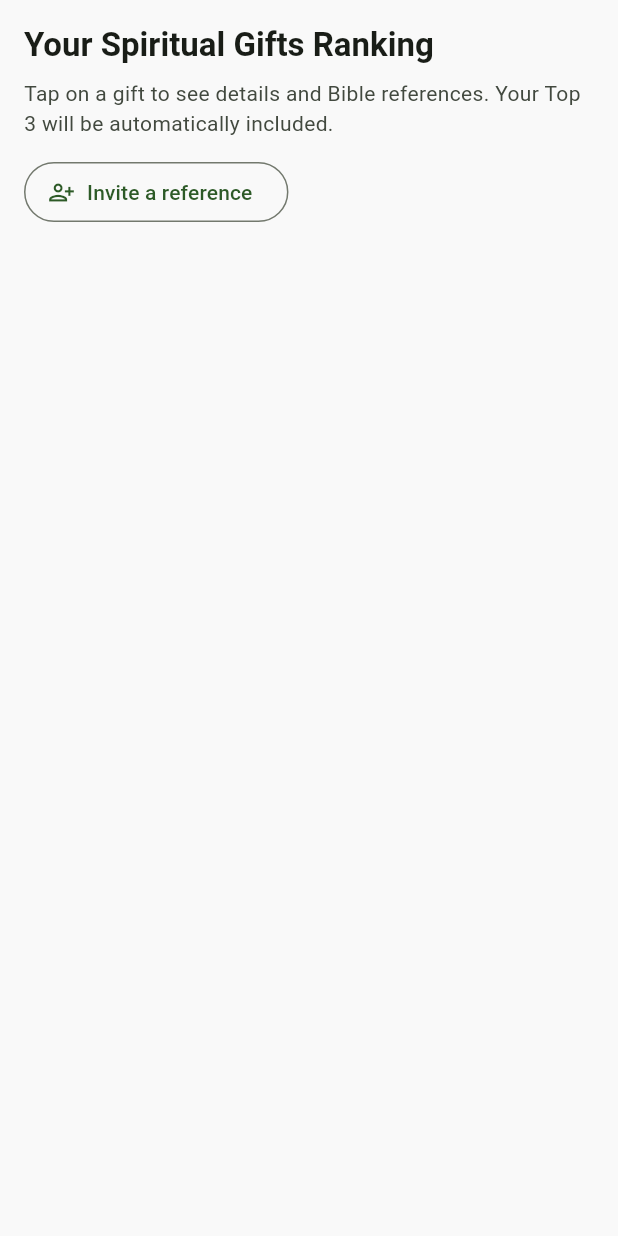
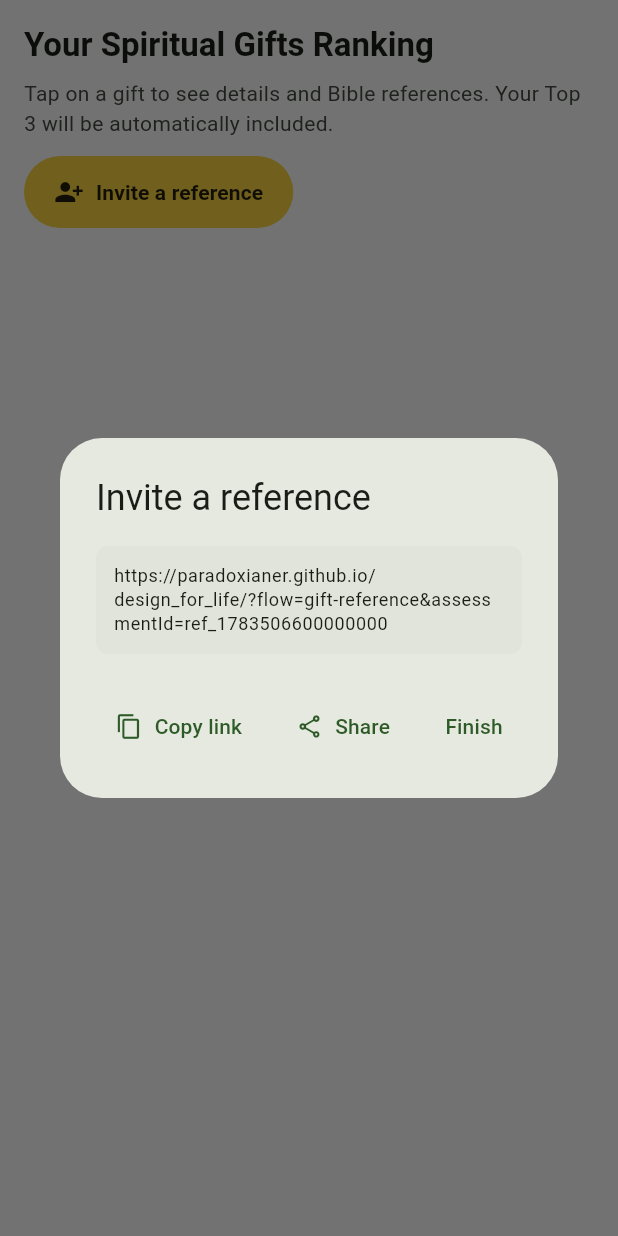
Before and after one commit to Paradoxianer/design_for_life, a Flutter app: the SpiritualGiftsResult widget shown alone on an empty page, opened directly, after a tap on "Invite a reference", on a phone screen of 412 x 824 dp. Run offline on Flutter 3.47's test engine with Material 3 defaults, Android fonts, the phone set to English and light mode, and no system bars; our stand-ins replace app_links, equatable, flutter_bloc, go_router, google_fonts, hydrated_bloc and 5 more; missing offline and left inert: graphview.

Commit message:
refactor: module filter instead of locking; https links; punchier invite CTA
Per feedback after testing in Chrome:

- Dropped the "locking" model entirely (removed DflSession.locked /
  TimelineConfigSession.locked). Renamed TimelineUnlockBloc to
  TimelineModuleFilterBloc: a deep link's modules= list now restricts the
  timeline to *only* those sessions - everything else is simply absent, not
  shown as a locked placeholder. The point of a stripped-down DFL is that
  people don't need to know what else they could have filled out. Each new
  link fully replaces the previous restriction rather than merging with it.
  DeepLinkAction's UnlockModulesAction is renamed ShowOnlyModulesAction to
  match.
- DeepLinkService.parse() now also accepts http/https (not just dfl://):
  on Flutter Web, app_links reports the page's own URL rather than an OS
  deep-link event, so this is what makes the whole flow testable in a
  browser at all - confirmed working via manual Chrome testing.
- Gift-reference invite/result links now build on
  DeepLinkService.webLinkBase (https://paradoxianer.github.io/design_for_life/,
  the already-existing GitHub Pages build deployed by
  .github/workflows/deploy.yml on every push to main) instead of dfl://,
  since there's no native app-store presence yet - works from any browser,
  no install required.
- "Referenz einladen" button restyled as a filled, tertiary-colored CTA
  (was an easy-to-miss OutlinedButton) so it doesn't read as an afterthought.
- Gift-reference screens now show the generated link as selectable text
  with an explicit copy action, rather than relying solely on the native
  share sheet (which isn't reliably testable on desktop web).

```diff
--- a/lib/core/services/deep_link_service.dart
+++ b/lib/core/services/deep_link_service.dart
@@ -2,22 +2,25 @@ import 'dart:async';
 
 import 'package:app_links/app_links.dart';
 
-/// Parsed representation of a supported deep link (#49): either unlocking
-/// timeline modules, or one of the two "Gaben-Referenz" invite/import
-/// actions (#42).
+/// Parsed representation of a supported deep link (#49): either restricting
+/// the visible timeline modules, or one of the two "Gaben-Referenz"
+/// invite/import actions (#42).
 sealed class DeepLinkAction {
   const DeepLinkAction();
 }
 
-/// `dfl://open?modules=session_1,session_3&date=2026-08-01&location=...`
-/// Unlocks the given timeline session IDs and optionally carries event
-/// metadata to show in the timeline header.
-class UnlockModulesAction extends DeepLinkAction {
+/// `?modules=session_1,session_3&date=2026-08-01&location=...` - restricts
+/// the timeline to only the given session IDs (a stripped-down DFL for a
+/// shortened format), replacing any previous restriction. Not a "locking"
+/// mechanism: sessions outside the list aren't shown at all, not shown as
+/// locked placeholders - people shouldn't need to know what else exists.
+/// Also optionally carries event metadata to show in the timeline header.
+class ShowOnlyModulesAction extends DeepLinkAction {
   final List<String> sessionIds;
   final String? eventDate;
   final String? eventLocation;
 
-  const UnlockModulesAction(
+  const ShowOnlyModulesAction(
     this.sessionIds, {
     this.eventDate,
     this.eventLocation,
@@ -47,12 +50,15 @@ class GiftReferenceResultAction extends DeepLinkAction {
 
 /// Listens for incoming `dfl://` links and turns them into [DeepLinkAction]s.
 ///
-/// Only the custom URI scheme is wired up so far. A `https://paradoxianer
-/// .github.io/design_for_life/...` mirror (real Universal/App Links) needs a
-/// real Android applicationId + release-keystore SHA256 fingerprint and a
-/// real iOS bundle id + Apple Team ID first (both are still Flutter
-/// template placeholders, see #37) - once those exist, the same query
-/// format can be verified and parsed here too.
+/// `http`/`https` are also accepted (same query format): on Flutter Web,
+/// app_links reports the page's own URL (there is no OS-level dispatch to
+/// intercept, see app_links_web), so this is what makes the whole flow
+/// testable in a browser - just append e.g. `?modules=...` to the app's dev
+/// URL and reload. On Android/iOS this branch is currently unreachable in
+/// practice, since no `https://` intent-filter/associated domain is
+/// registered yet - that needs a real Android applicationId + release-
+/// keystore SHA256 fingerprint and a real iOS bundle id + Apple Team ID
+/// first (both are still Flutter template placeholders, see #37).
 class DeepLinkService {
   final AppLinks _appLinks;
   StreamSubscription<Uri>? _subscription;
@@ -78,8 +84,10 @@ class DeepLinkService {
     _subscription?.cancel();
   }
 
+  static const _supportedSchemes = {'dfl', 'http', 'https'};
+
   static DeepLinkAction? parse(Uri uri) {
-    if (uri.scheme != 'dfl') return null;
+    if (!_supportedSchemes.contains(uri.scheme)) return null;
 
     final params = uri.queryParameters;
     final flow = params['flow'];
@@ -109,10 +117,22 @@ class DeepLinkService {
         .toList();
     if (sessionIds.isEmpty) return null;
 
-    return UnlockModulesAction(
+    return ShowOnlyModulesAction(
       sessionIds,
       eventDate: params['date'],
       eventLocation: params['location'],
     );
   }
+
+  /// Standard link base while there's no native app-store presence yet
+  /// (#37): the GitHub Pages web build (auto-deployed on every push to
+  /// `main` via .github/workflows/deploy.yml) works everywhere - a browser,
+  /// no OS-level install or Universal Link verification needed. Swap this
+  /// for a `dfl://` (or a verified `https://`) base once native
+  /// distribution exists.
+  static const String webLinkBase = 'https://paradoxianer.github.io/design_for_life/';
+
+  static Uri buildWebLink(Map<String, String> queryParameters) {
+    return Uri.parse(webLinkBase).replace(queryParameters: queryParameters);
+  }
 }
--- a/lib/features/spiritual_gifts/services/gift_reference_link_service.dart
+++ b/lib/features/spiritual_gifts/services/gift_reference_link_service.dart
@@ -1,11 +1,16 @@
+import '../../../core/services/deep_link_service.dart';
 import '../models/gift_question.dart';
 
 /// Builds and parses the two deep links that make up the external
 /// "Referenz" (R) assessment flow (#42):
 ///
-/// - Invite: `dfl://open?flow=gift-reference&assessmentId=...`
-/// - Result: `dfl://open?flow=gift-reference-result&assessmentId=...
+/// - Invite: `?flow=gift-reference&assessmentId=...`
+/// - Result: `?flow=gift-reference-result&assessmentId=...
 ///   &answers=count:digits&label=...`
+///
+/// Both are currently built on DeepLinkService.webLinkBase (the GitHub
+/// Pages web build) rather than a `dfl://` link, since there's no native
+/// app-store presence yet - see that constant's doc comment.
 ///
 /// There is no backend (see #49's design notes), so the reviewer's answers
 /// have to travel entirely inside the result link itself. Answers are
@@ -19,11 +24,10 @@ class GiftReferenceLinkService {
   const GiftReferenceLinkService._();
 
   static String buildInviteLink(String assessmentId) {
-    return Uri(
-      scheme: 'dfl',
-      host: 'open',
-      queryParameters: {'flow': 'gift-reference', 'assessmentId': assessmentId},
-    ).toString();
+    return DeepLinkService.buildWebLink({
+      'flow': 'gift-reference',
+      'assessmentId': assessmentId,
+    }).toString();
   }
 
   static String buildResultLink({
@@ -32,16 +36,12 @@ class GiftReferenceLinkService {
     required Map<String, int> answers,
     String? label,
   }) {
-    return Uri(
-      scheme: 'dfl',
-      host: 'open',
-      queryParameters: {
-        'flow': 'gift-reference-result',
-        'assessmentId': assessmentId,
-        'answers': encodeAnswers(questionOrder, answers),
-        if (label != null && label.isNotEmpty) 'label': label,
-      },
-    ).toString();
+    return DeepLinkService.buildWebLink({
+      'flow': 'gift-reference-result',
+      'assessmentId': assessmentId,
+      'answers': encodeAnswers(questionOrder, answers),
+      if (label != null && label.isNotEmpty) 'label': label,
+    }).toString();
   }
 
   static String encodeAnswers(
--- a/lib/features/spiritual_gifts/widgets/spiritual_gifts_result.dart
+++ b/lib/features/spiritual_gifts/widgets/spiritual_gifts_result.dart
@@ -3,6 +3,7 @@ import 'package:flutter_bloc/flutter_bloc.dart';
 import 'package:share_plus/share_plus.dart';
 import 'package:design_for_life/l10n/generated/app_localizations.dart';
 import '../../../core/services/bible_reference_service.dart';
+import '../../../core/services/share_service.dart';
 import '../bloc/spiritual_gifts_bloc.dart';
 import '../models/spiritual_gift.dart';
 import '../services/gift_reference_link_service.dart';
@@ -23,7 +24,47 @@ class _SpiritualGiftsResultState extends State<SpiritualGiftsResult> {
     final l10n = AppLocalizations.of(context);
     final assessmentId = 'ref_${DateTime.now().microsecondsSinceEpoch}';
     final link = GiftReferenceLinkService.buildInviteLink(assessmentId);
-    Share.share(l10n.giftsReferenceInviteShareText(link));
+    final shareText = l10n.giftsReferenceInviteShareText(link);
+
+    // Als Dialog statt direkt Share.share(...), damit der Link auch sichtbar
+    // ist, wenn kein natives Share-Sheet zur Verfügung steht (z.B. beim
+    // Testen via "flutter run -d chrome") - Kopieren funktioniert überall.
+    showDialog<void>(
+      context: context,
+      builder: (dialogContext) => AlertDialog(
+        title: Text(l10n.giftsReferenceInviteButton),
+        content: Container(
+          padding: const EdgeInsets.all(12),
+          decoration: BoxDecoration(
+            color: Theme.of(dialogContext).colorScheme.surfaceContainerHighest,
+            borderRadius: BorderRadius.circular(8),
+          ),
+          child: SelectableText(link, style: Theme.of(dialogContext).textTheme.bodySmall),
+        ),
+        actions: [
+          TextButton.icon(
+            onPressed: () async {
+              await ShareService.copyToClipboard(shareText);
+              if (!dialogContext.mounted) return;
+              ScaffoldMessenger.of(
+                dialogContext,
+              ).showSnackBar(SnackBar(content: Text(l10n.giftsReferenceLinkCopied)));
+            },
+            icon: const Icon(Icons.copy_outlined, size: 18),
+            label: Text(l10n.giftsReferenceCopyLink),
+          ),
+          TextButton.icon(
+            onPressed: () => Share.share(shareText),
+            icon: const Icon(Icons.share_outlined, size: 18),
+            label: Text(l10n.share),
+          ),
+          TextButton(
+            onPressed: () => Navigator.of(dialogContext).pop(),
+            child: Text(l10n.finish),
+          ),
+        ],
+      ),
+    );
   }
 
   @override
@@ -53,10 +94,22 @@ class _SpiritualGiftsResultState extends State<SpiritualGiftsResult> {
                 style: theme.textTheme.bodyMedium?.copyWith(color: theme.colorScheme.onSurfaceVariant),
               ),
               const SizedBox(height: 12),
-              OutlinedButton.icon(
+              // Bewusst in der bereits etablierten "Highlight"-Akzentfarbe
+              // (tertiary/sunlightGold, sonst z.B. für Rang 1 verwendet)
+              // statt einem schlichten Outline-Button - diese Aktion soll
+              // auffallen, nicht wie eine Nebensache wirken.
+              FilledButton.icon(
                 onPressed: () => _inviteReference(context),
-                icon: const Icon(Icons.person_add_alt_1_outlined, size: 18),
-                label: Text(l10n.giftsReferenceInviteButton),
+                style: FilledButton.styleFrom(
+                  backgroundColor: theme.colorScheme.tertiary,
+                  foregroundColor: Colors.black87,
+                  padding: const EdgeInsets.symmetric(horizontal: 20, vertical: 14),
+                ),
+                icon: const Icon(Icons.person_add_alt_1, size: 20),
+                label: Text(
+                  l10n.giftsReferenceInviteButton,
+                  style: const TextStyle(fontWeight: FontWeight.bold),
+                ),
               ),
               if (hasReferences) ...[
                 const SizedBox(height: 16),
--- /dev/null
+++ b/lib/features/timeline/bloc/timeline_module_filter_bloc.dart
@@ -0,0 +1,42 @@
+import 'package:equatable/equatable.dart';
+import 'package:hydrated_bloc/hydrated_bloc.dart';
+
+part 'timeline_module_filter_event.dart';
+part 'timeline_module_filter_state.dart';
+
+/// Restricts the timeline to a subset of sessions, set via deep link (#49).
+///
+/// This is deliberately not a "locking" mechanism: there's no locked
+/// placeholder for hidden sessions, and no indication that other modules
+/// exist at all - the goal is a stripped-down DFL where people only ever
+/// see the modules they were actually assigned, e.g. for a shortened
+/// weekend format. Without such a link (allowedSessionIds == null), the
+/// full timeline shows as normal. Persisted so the restriction survives app
+/// restarts.
+class TimelineModuleFilterBloc
+    extends HydratedBloc<TimelineModuleFilterEvent, TimelineModuleFilterState> {
+  TimelineModuleFilterBloc() : super(const TimelineModuleFilterState()) {
+    on<SetAllowedModules>(_onSetAllowedModules);
+  }
+
+  void _onSetAllowedModules(
+    SetAllowedModules event,
+    Emitter<TimelineModuleFilterState> emit,
+  ) {
+    emit(
+      state.copyWith(
+        allowedSessionIds: event.sessionIds.toSet(),
+        eventDate: event.eventDate ?? state.eventDate,
+        eventLocation: event.eventLocation ?? state.eventLocation,
+      ),
+    );
+  }
+
+  @override
+  TimelineModuleFilterState? fromJson(Map<String, dynamic> json) =>
+      TimelineModuleFilterState.fromJson(json);
+
+  @override
+  Map<String, dynamic>? toJson(TimelineModuleFilterState state) =>
+      state.toJson();
+}
--- /dev/null
+++ b/lib/features/timeline/bloc/timeline_module_filter_event.dart
@@ -0,0 +1,26 @@
+part of 'timeline_module_filter_bloc.dart';
+
+abstract class TimelineModuleFilterEvent extends Equatable {
+  const TimelineModuleFilterEvent();
+
+  @override
+  List<Object?> get props => [];
+}
+
+/// Replaces the visible-modules restriction with exactly [sessionIds] -
+/// each new deep link fully replaces the previous list, it does not merge
+/// with it.
+class SetAllowedModules extends TimelineModuleFilterEvent {
+  final List<String> sessionIds;
+  final String? eventDate;
+  final String? eventLocation;
+
+  const SetAllowedModules(
+    this.sessionIds, {
+    this.eventDate,
+    this.eventLocation,
+  });
+
+  @override
+  List<Object?> get props => [sessionIds, eventDate, eventLocation];
+}
--- /dev/null
+++ b/lib/features/timeline/bloc/timeline_module_filter_state.dart
@@ -0,0 +1,47 @@
+part of 'timeline_module_filter_bloc.dart';
+
+class TimelineModuleFilterState extends Equatable {
+  /// Null means "no restriction" - the full timeline shows as normal. Once
+  /// set (via a deep link), only sessions whose id is in this set are shown.
+  final Set<String>? allowedSessionIds;
+  final String? eventDate;
+  final String? eventLocation;
+
+  const TimelineModuleFilterState({
+    this.allowedSessionIds,
+    this.eventDate,
+    this.eventLocation,
+  });
+
+  TimelineModuleFilterState copyWith({
+    Set<String>? allowedSessionIds,
+    String? eventDate,
+    String? eventLocation,
+  }) {
+    return TimelineModuleFilterState(
+      allowedSessionIds: allowedSessionIds ?? this.allowedSessionIds,
+      eventDate: eventDate ?? this.eventDate,
+      eventLocation: eventLocation ?? this.eventLocation,
+    );
+  }
+
+  Map<String, dynamic> toJson() {
+    return {
+      'allowedSessionIds': allowedSessionIds?.toList(),
+      'eventDate': eventDate,
+      'eventLocation': eventLocation,
+    };
+  }
+
+  factory TimelineModuleFilterState.fromJson(Map<String, dynamic> json) {
+    final rawAllowed = json['allowedSessionIds'] as List?;
+    return TimelineModuleFilterState(
+      allowedSessionIds: rawAllowed?.cast<String>().toSet(),
+      eventDate: json['eventDate'] as String?,
+      eventLocation: json['eventLocation'] as String?,
+    );
+  }
+
+  @override
+  List<Object?> get props => [allowedSessionIds, eventDate, eventLocation];
+}
--- a/lib/features/timeline/bloc/timeline_unlock_bloc.dart
+++ /dev/null
@@ -1,38 +0,0 @@
-import 'package:equatable/equatable.dart';
-import 'package:hydrated_bloc/hydrated_bloc.dart';
-
-part 'timeline_unlock_event.dart';
-part 'timeline_unlock_state.dart';
-
-/// Holds which locked timeline sessions have been unlocked via deep link
-/// (see #49), plus optional event metadata (date/location) carried by that
-/// link. Persisted so an unlock survives app restarts - the deep link is a
-/// one-time "ticket", not something the user has to re-open every time.
-class TimelineUnlockBloc
-    extends HydratedBloc<TimelineUnlockEvent, TimelineUnlockState> {
-  TimelineUnlockBloc() : super(const TimelineUnlockState()) {
-    on<UnlockTimelineSessions>(_onUnlockTimelineSessions);
-  }
-
-  void _onUnlockTimelineSessions(
-    UnlockTimelineSessions event,
-    Emitter<TimelineUnlockState> emit,
-  ) {
-    final unlocked = Set<String>.from(state.unlockedSessionIds)
-      ..addAll(event.sessionIds);
-    emit(
-      state.copyWith(
-        unlockedSessionIds: unlocked,
-        eventDate: event.eventDate ?? state.eventDate,
-        eventLocation: event.eventLocation ?? state.eventLocation,
-      ),
-    );
-  }
-
-  @override
-  TimelineUnlockState? fromJson(Map<String, dynamic> json) =>
-      TimelineUnlockState.fromJson(json);
-
-  @override
-  Map<String, dynamic>? toJson(TimelineUnlockState state) => state.toJson();
-}
--- a/lib/features/timeline/bloc/timeline_unlock_event.dart
+++ /dev/null
@@ -1,23 +0,0 @@
-part of 'timeline_unlock_bloc.dart';
-
-abstract class TimelineUnlockEvent extends Equatable {
-  const TimelineUnlockEvent();
-
-  @override
-  List<Object?> get props => [];
-}
-
-class UnlockTimelineSessions extends TimelineUnlockEvent {
-  final List<String> sessionIds;
-  final String? eventDate;
-  final String? eventLocation;
-
-  const UnlockTimelineSessions(
-    this.sessionIds, {
-    this.eventDate,
-    this.eventLocation,
-  });
-
-  @override
-  List<Object?> get props => [sessionIds, eventDate, eventLocation];
-}
--- a/lib/features/timeline/bloc/timeline_unlock_state.dart
+++ /dev/null
@@ -1,46 +0,0 @@
-part of 'timeline_unlock_bloc.dart';
-
-class TimelineUnlockState extends Equatable {
-  final Set<String> unlockedSessionIds;
-  final String? eventDate;
-  final String? eventLocation;
-
-  const TimelineUnlockState({
-    this.unlockedSessionIds = const {},
-    this.eventDate,
-    this.eventLocation,
-  });
-
-  TimelineUnlockState copyWith({
-    Set<String>? unlockedSessionIds,
-    String? eventDate,
-    String? eventLocation,
-  }) {
-    return TimelineUnlockState(
-      unlockedSessionIds: unlockedSessionIds ?? this.unlockedSessionIds,
-      eventDate: eventDate ?? this.eventDate,
-      eventLocation: eventLocation ?? this.eventLocation,
-    );
-  }
-
-  Map<String, dynamic> toJson() {
-    return {
-      'unlockedSessionIds': unlockedSessionIds.toList(),
-      'eventDate': eventDate,
-      'eventLocation': eventLocation,
-    };
-  }
-
-  factory TimelineUnlockState.fromJson(Map<String, dynamic> json) {
-    return TimelineUnlockState(
-      unlockedSessionIds: ((json['unlockedSessionIds'] as List?) ?? const [])
-          .cast<String>()
-          .toSet(),
-      eventDate: json['eventDate'] as String?,
-      eventLocation: json['eventLocation'] as String?,
-    );
-  }
-
-  @override
-  List<Object?> get props => [unlockedSessionIds, eventDate, eventLocation];
-}
--- a/lib/features/timeline/models/timeline_config_session.dart
+++ b/lib/features/timeline/models/timeline_config_session.dart
@@ -11,7 +11,6 @@ class TimelineConfigSession {
   final String? descriptionKey;
   final SessionType type;
   final bool enabled;
-  final bool locked;
 
   const TimelineConfigSession({
     required this.id,
@@ -22,7 +21,6 @@ class TimelineConfigSession {
     this.descriptionKey,
     required this.type,
     this.enabled = true,
-    this.locked = false,
   });
 
   factory TimelineConfigSession.fromJson(Map<String, dynamic> json) {
@@ -35,7 +33,6 @@ class TimelineConfigSession {
       descriptionKey: json['descriptionKey'] as String?,
       type: _sessionTypeFromString(json['type'] as String? ?? 'other'),
       enabled: json['enabled'] as bool? ?? true,
-      locked: json['locked'] as bool? ?? false,
     );
   }
 
@@ -47,7 +44,6 @@ class TimelineConfigSession {
       type: type,
       moduleId: moduleId,
       moduleSessionId: moduleSessionId,
-      locked: locked,
     );
   }
 
--- a/lib/l10n/app_de.arb
+++ b/lib/l10n/app_de.arb
@@ -155,6 +155,8 @@
   },
   "giftsReferenceDoneTitle": "Danke!",
   "giftsReferenceDoneMessage": "Sende dein Ergebnis über den Button unten an die Person zurück, die dich eingeladen hat.",
+  "giftsReferenceCopyLink": "Link kopieren",
+  "giftsReferenceLinkCopied": "Link in die Zwischenablage kopiert",
   "giftsReferenceInvalidLink": "Dieser Link ist ungültig oder nicht mehr aktuell.",
   "giftsReferenceLoadFailed": "Die Fragen konnten nicht geladen werden.",
   "giftsReferenceImportedMessage": "Neue Referenz-Einschätzung importiert!",
--- a/lib/l10n/app_en.arb
+++ b/lib/l10n/app_en.arb
@@ -155,6 +155,8 @@
   },
   "giftsReferenceDoneTitle": "Thank you!",
   "giftsReferenceDoneMessage": "Send your result back to the person who invited you using the button below.",
+  "giftsReferenceCopyLink": "Copy link",
+  "giftsReferenceLinkCopied": "Link copied to clipboard",
   "giftsReferenceInvalidLink": "This link is invalid or no longer up to date.",
   "giftsReferenceLoadFailed": "The questions could not be loaded.",
   "giftsReferenceImportedMessage": "New reference assessment imported!",
```
Also changed, not shown: lib/features/spiritual_gifts/screens/gift_reference_screen.dart (+78 -4 lines), lib/features/timeline/models/dfl_session.dart (+0 -7 lines), lib/features/timeline/screens/timeline_screen.dart (+22 -17 lines), lib/main.dart (+5 -5 lines), lib/l10n/generated/app_localizations.dart, lib/l10n/generated/app_localizations_de.dart, lib/l10n/generated/app_localizations_en.dart, 3 other files.
